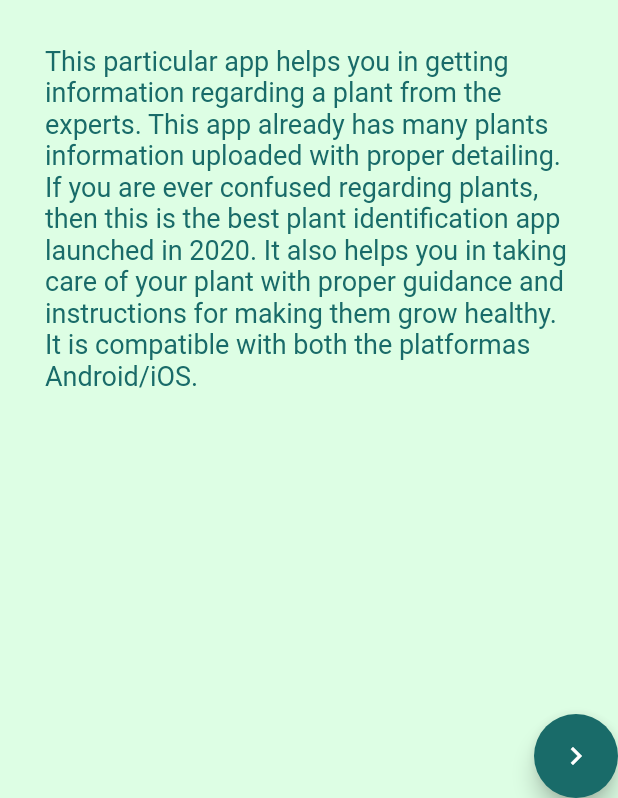
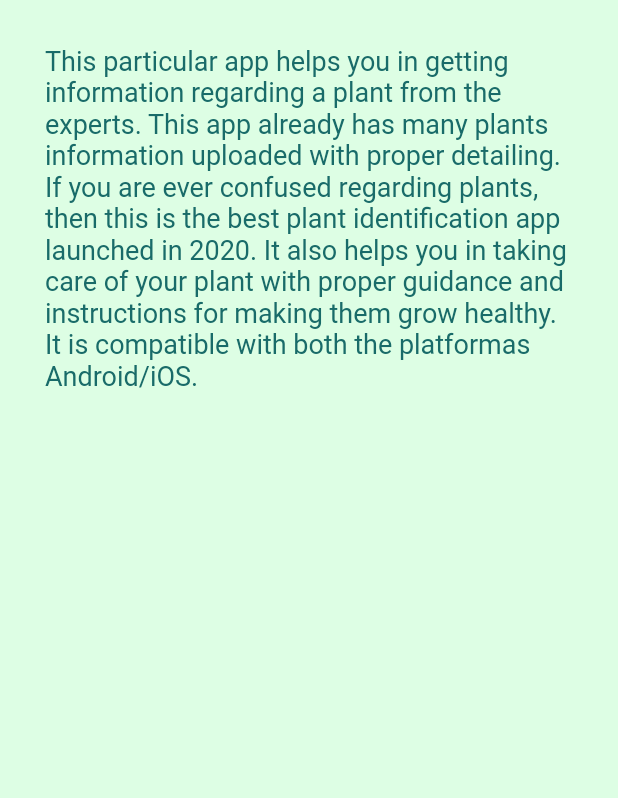
Before and after one commit to LiyanageHasara/tree-app-flutter, a Flutter app: the AboutPage screen opened directly, on a phone screen of 412 x 824 dp, the part 438-1236 px from its top. Run offline on Flutter 3.47's test engine with Material 2 defaults, Android fonts, the phone set to English and light mode, and no system bars; our stand-ins replace cloud_firestore, firebase_auth, firebase_storage, flutter_spinkit, fluttertoast, image_picker; accounts and stored records are empty; Roboto replaces fonts that are missing (Poppins).

Commit message:
Commit 2

```diff
--- a/lib/presentation/pages/about.dart
+++ b/lib/presentation/pages/about.dart
@@ -16,7 +16,7 @@ class AboutPage extends StatelessWidget {
             _getBackground(),
             _getGradient(),
             _getContent(),
-            Align(
+            /*Align(
               alignment: Alignment.bottomRight,
               child: FloatingActionButton(
                 onPressed: () {
@@ -27,7 +27,7 @@ class AboutPage extends StatelessWidget {
                 },
                 child: Icon(Icons.navigate_next),
               ),
-            ),
+            ),*/
             // _getToolbar(context),
           ],
         ),
--- a/lib/screens/authenticate/register.dart
+++ b/lib/screens/authenticate/register.dart
@@ -189,7 +189,7 @@ class _RegisterState extends State<Register> {
                                               dynamic result = await _auth.registerWithEmailAndPassword(email, password);
                                               Navigator.push(
                                                 context,
-                                                MaterialPageRoute(builder: (context) => AboutPage()),
+                                                MaterialPageRoute(builder: (context) => ListPage()),
                                               );
                                               if(result == null){
                                                 setState(() {
@@ -265,7 +265,7 @@ String validatePassword(String value) {
 }
 
 String validateName(String value) {
-  if (value.length < 0)
+  if (value.length < 4)
     return 'Name can not be null';
   else
     return null;
```
